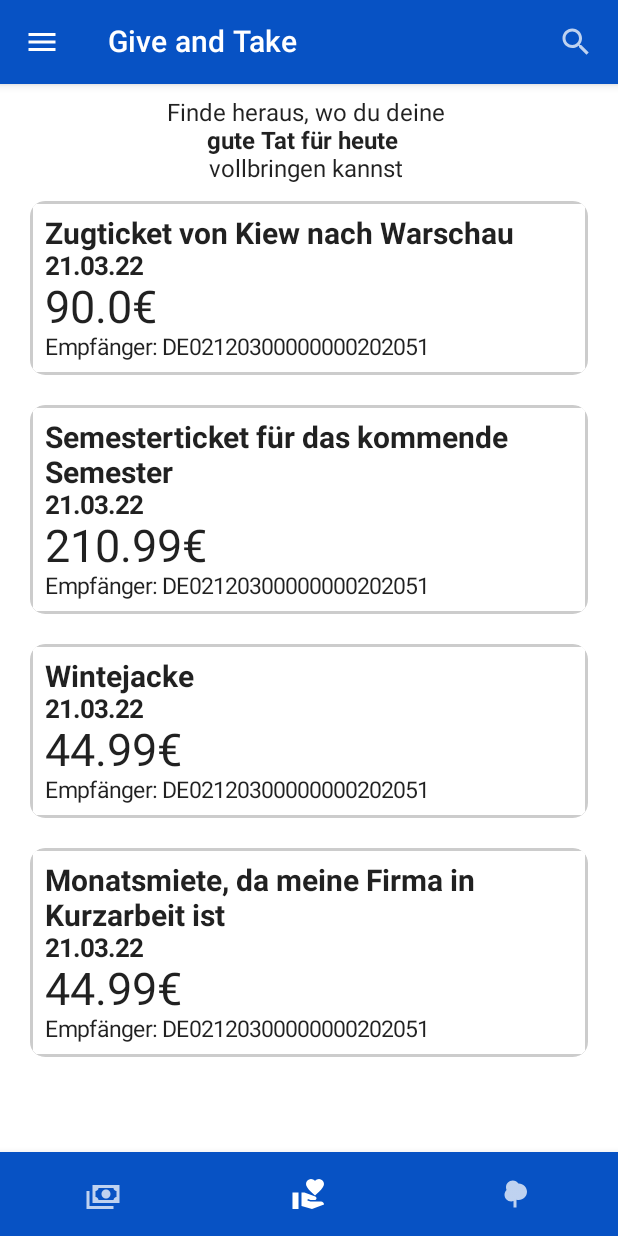
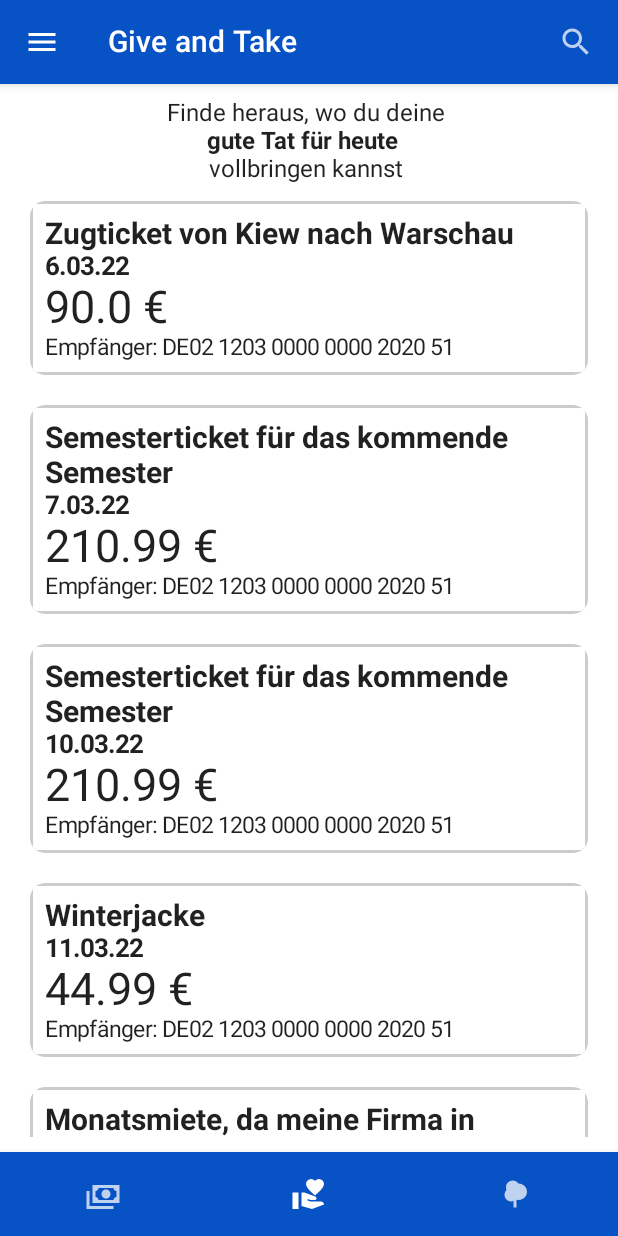
Before and after one commit to mauricetonn/Sustainability_S01, an Android app built with Jetpack Compose: the screen it shows after launch (MainActivity), item 2 of the bottom bar chosen, on a phone screen of 412 x 824 dp. Run offline under Robolectric (Android 15) with nearby library versions, the phone set to English and light mode, and no system bars; our stand-ins replace Dagger/Hilt's generated code.

Commit message:
adapted format

```diff
--- a/app/src/main/java/com/mesh/pay/screens/HomeScreen.kt
+++ b/app/src/main/java/com/mesh/pay/screens/HomeScreen.kt
@@ -78,7 +78,7 @@ fun HomeScreen(navController: NavController) {
                     Spacer(modifier = Modifier.requiredWidth(40.dp))
                     Text(
                         color = Green_medium,
-                        text = "4.007,89",
+                        text = "4.007,89 €",
                         fontSize = 20.sp,
                         fontWeight = FontWeight.SemiBold,
                         fontFamily = FontFamily.SansSerif
--- a/app/src/main/java/com/mesh/pay/screens/explore/ExploreScreen.kt
+++ b/app/src/main/java/com/mesh/pay/screens/explore/ExploreScreen.kt
@@ -20,34 +20,46 @@ fun ExploreScreen(navController: NavController) {
     val fundCallItems = listOf<FundRequest>(
         FundRequest(
             "Zugticket von Kiew nach Warschau",
-            "21.03.22",
+            "6.03.22",
             7899,
             "UA21 3223 1300 0002 6007 2335 6600 1",
-            "DE02120300000000202051",
+            "DE02 1203 0000 0000 2020 51",
             "DE02200505501015871393",
-            90.0F,
+            90.00F,
             0,
             "Zugticket"
 
         ),
         FundRequest(
             "Semesterticket für das kommende Semester",
-            "21.03.22",
+            "7.03.22",
             7899,
             "UA21 3223 1300 0002 6007 2335 6600 1",
-            "DE02120300000000202051",
-            "DE02200505501015871393",
+            "DE02 1203 0000 0000 2020 51",
+            "DE 0220 0505 5010 1587 1393",
             210.99F,
             0,
             "Zugticket"
 
         ),
         FundRequest(
-        "Wintejacke",
-        "21.03.22",
+            "Semesterticket für das kommende Semester",
+            "10.03.22",
+            7899,
+            "UA21 3223 1300 0002 6007 2335 6600 1",
+            "DE02 1203 0000 0000 2020 51",
+            "DE02 2005 0550 1015 8713 93",
+            210.99F,
+            0,
+            "Zugticket"
+
+        ),
+        FundRequest(
+        "Winterjacke",
+        "11.03.22",
         7899,
         "UA21 3223 1300 0002 6007 2335 6600 1",
-        "DE02120300000000202051",
+        "DE02 1203 0000 0000 2020 51",
         "DE02200505501015871393",
         44.99F,
         0,
@@ -57,10 +69,10 @@ fun ExploreScreen(navController: NavController) {
 
         FundRequest(
         "Monatsmiete, da meine Firma in Kurzarbeit ist",
-        "21.03.22",
+        "10.03.22",
         7899,
         "UA21 3223 1300 0002 6007 2335 6600 1",
-        "DE02120300000000202051",
+        "DE02 1203 0000 0000 2020 51",
         "DE02200505501015871393",
         44.99F,
         0,
--- a/app/src/main/java/com/mesh/pay/screens/explore/FundCallList.kt
+++ b/app/src/main/java/com/mesh/pay/screens/explore/FundCallList.kt
@@ -62,7 +62,7 @@ fun fundCard(item : FundRequest) {
                 fontFamily = FontFamily.SansSerif
             )
             Text(
-                text = "${item.rechnungsbetrag}€",
+                text = "${item.rechnungsbetrag} €",
                 //modifier = Modifier.fillMaxWidth(),
                 fontSize = 30.sp,
                 fontWeight = FontWeight.Normal,
```
